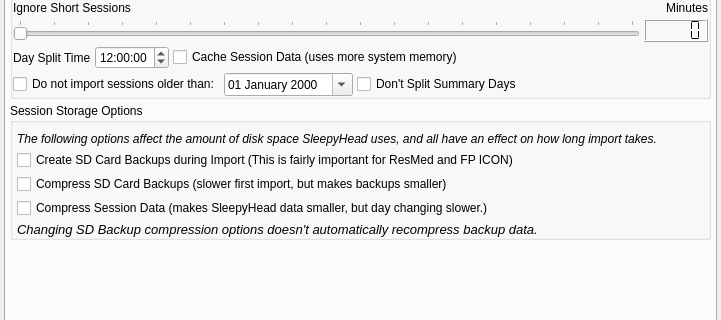
The window that sleepyhead/preferencesdialog.ui (sbonaime/sleepyhead-code.) describes before a commit, drawn with Qt 5; both pictures show x 0 to 721 and y 102 to 422 of the 721 by 610 pixel window.
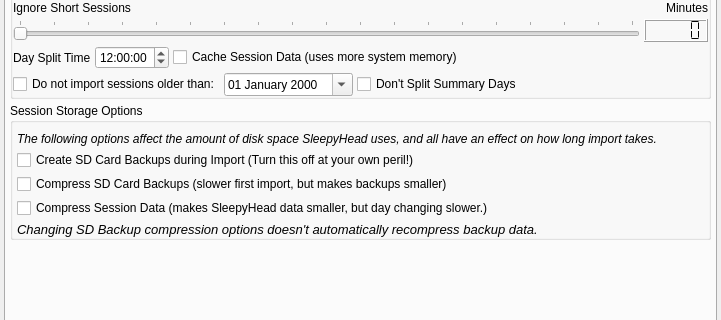
The same window after the commit. Icons and pictures are not drawn.

Diff of the .ui file:
```diff
--- a/sleepyhead/preferencesdialog.ui
+++ b/sleepyhead/preferencesdialog.ui
@@ -425,7 +425,7 @@
 (Highly recomended, unless your short on disk space or don't care about the graph data)</string>
             </property>
             <property name="text">
-             <string>Create SD Card Backups during Import (This is fairly important for ResMed and FP ICON)</string>
+             <string>Create SD Card Backups during Import (Turn this off at your own peril!)</string>
             </property>
            </widget>
           </item>
```
